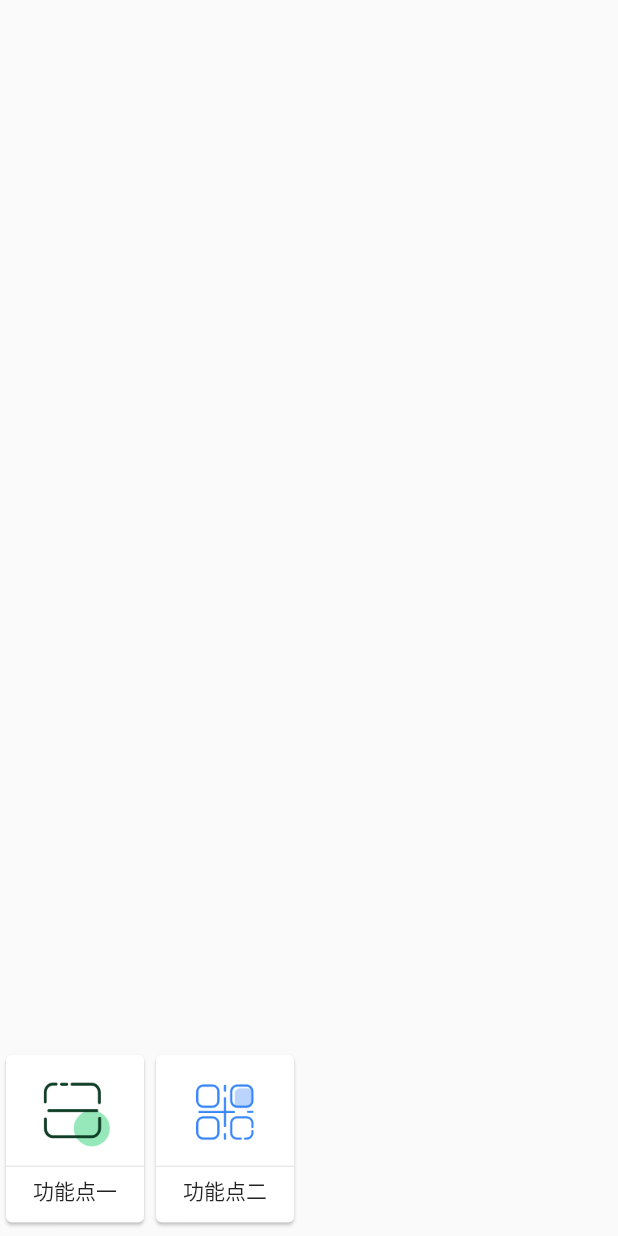
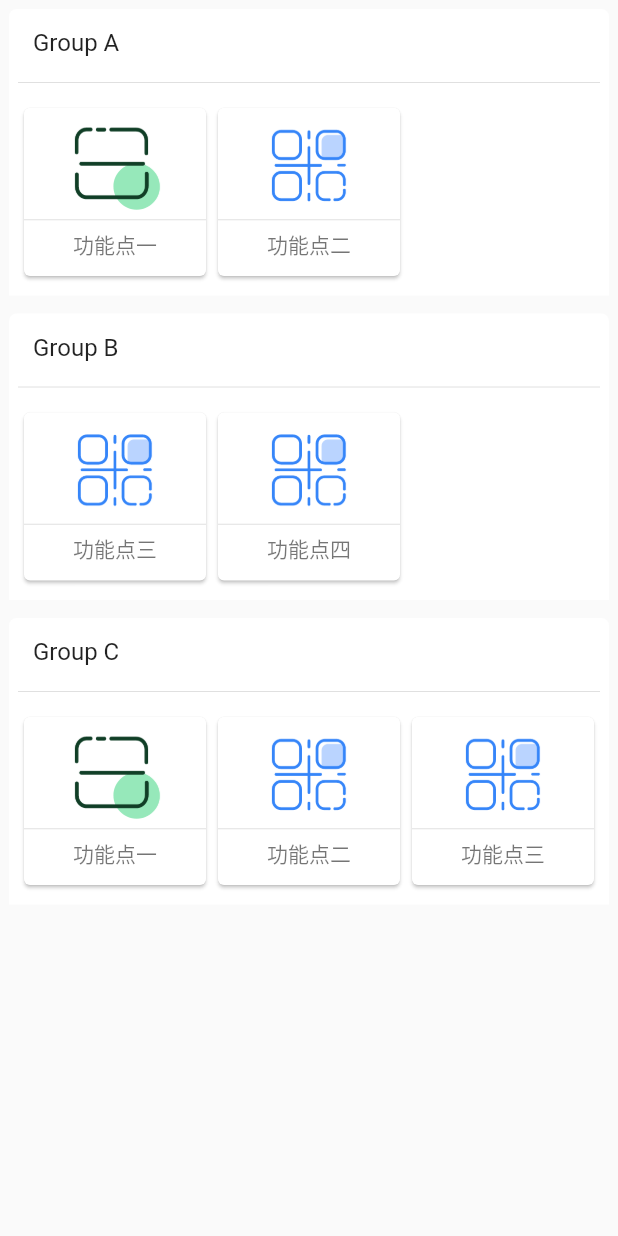
Before and after one commit to HunterVillage/basic_engine, a Flutter app: the MenuCenter widget shown alone on an empty page, opened directly, on a phone screen of 412 x 824 dp. Run offline on Flutter 3.47's test engine with Material 2 defaults, Android fonts, the phone set to English and light mode, and no system bars; our stand-ins replace dio, shared_preferences; accounts and stored records are empty; Roboto replaces fonts that are missing (pinshang).

Commit message:
grouping bundles.

```diff
--- a/lib/bundle/bundle_boss.dart
+++ b/lib/bundle/bundle_boss.dart
@@ -1,46 +1,72 @@
 import 'package:basic_engine/widgets/bundle_button.dart';
 import 'package:flutter/cupertino.dart';
 import 'package:flutter/material.dart';
+import 'package:flutter/painting.dart';
 
 import 'bundle.dart';
 
 class BundleBoss {
-  static Map<String, Bundle> _pool = {};
+  static Map<String, Map<String, Bundle>> _pool = {};
 
-  static Bundle register(Bundle bundle) {
-    Bundle registeredModel = _pool.putIfAbsent(bundle.id, () => bundle);
+  static Bundle register(String groupName, Bundle bundle) {
+    Map<String, Bundle> bundleMap = _pool.putIfAbsent(groupName, () => {});
+    Bundle registeredModel = bundleMap.putIfAbsent(bundle.id, () => bundle);
     print('Id of the registered bundle is $registeredModel');
     return registeredModel;
   }
 
-  static List<Bundle> get bundles {
-    List<Bundle> bundles = _pool.entries.map((entry) => entry.value).toList();
+  static Map<String, List<Bundle>> get group {
+    Map<String, List<Bundle>> groupingBundles = {};
+    _pool.entries.forEach((entry) {
+      List<Bundle> bundles = entry.value.entries.map((entry) => entry.value).toList();
       bundles.sort((bundle1, bundle2) => bundle1.sort > bundle2.sort ? 1 : -1);
-    return bundles;
+      groupingBundles.putIfAbsent(entry.key, () => bundles);
+    });
+    return groupingBundles;
   }
 
   static List<Widget> mapToWidget(BuildContext context) {
-    return BundleBoss.bundles
-        .map(
-          (bundle) => Padding(
-            padding: EdgeInsets.symmetric(vertical: 5),
+    return BundleBoss.group.entries.map((entry) {
+      List<Bundle> bundles = entry.value;
+      String groupName = entry.key;
+      return Container(
+        margin: EdgeInsets.all(6),
+        padding: EdgeInsets.all(6),
+        decoration: BoxDecoration(color: Colors.white, borderRadius: BorderRadius.vertical(top: Radius.circular(5))),
+        child: Column(
+          crossAxisAlignment: CrossAxisAlignment.start,
+          children: <Widget>[
+            Padding(
+              padding: EdgeInsets.symmetric(vertical: 7, horizontal: 10),
+              child: Text(groupName, style: TextStyle(fontSize: 16.0, fontFamily: 'pinshang')),
+            ),
+            Divider(
+              height: 20,
+            ),
+            Wrap(
+              children: _buildBundleWidget(bundles, context),
+            ),
+          ],
+        ),
+      );
+    }).toList();
+  }
+
+  static List<Widget> _buildBundleWidget(List<Bundle> bundles, BuildContext context) {
+    return bundles.map((bundle) {
+      double width = MediaQuery.of(context).size.width / 3 - 8;
+      return Padding(
+        padding: EdgeInsets.symmetric(vertical: 3),
         child: BundleButton.build(
+            width: width,
             id: bundle.id,
             text: Padding(
               padding: EdgeInsets.only(bottom: 5),
-                  child: Text(bundle.cnName, style: TextStyle(fontSize: 14.0, fontFamily: 'pinshang')),
+              child: Text(bundle.cnName, style: TextStyle(fontSize: 14.0, fontFamily: 'pinshang', color: Colors.black54)),
             ),
-                icon: Padding(
-                  padding: EdgeInsets.only(left: 20, right: 20, top: 5, bottom: 2),
-                  child: bundle.icon,
-                ),
-                onTap: () {
-                  Navigator.of(context).push(
-                    MaterialPageRoute(builder: (context) => bundle),
+            icon: Padding(padding: EdgeInsets.only(left: 20, right: 20, top: 5, bottom: 2), child: bundle.icon),
+            onTap: () => Navigator.of(context).push(MaterialPageRoute(builder: (context) => bundle))),
       );
-                }),
-          ),
-        )
-        .toList();
+    }).toList();
   }
 }
--- a/lib/bundle_demo1.dart
+++ b/lib/bundle_demo1.dart
@@ -5,7 +5,6 @@ import 'bundle/bundle.dart';
 class BundleDemo1 extends StatelessBundle {
   @override
   Widget build(BuildContext context) {
-    // TODO: implement build
     return Scaffold(
       appBar: AppBar(
         leading: Hero(tag: id, child: icon),
--- a/lib/home/home_page.dart
+++ b/lib/home/home_page.dart
@@ -42,6 +42,7 @@ class _HomePageState extends MessageListener<HomePage> {
   @override
   Widget build(BuildContext context) {
     return Scaffold(
+      backgroundColor: Colors.grey[100],
       appBar: AppBar(title: Text(widget.title)),
       body: SizedBox.expand(
         child: PageView(
--- a/lib/home/menu_center.dart
+++ b/lib/home/menu_center.dart
@@ -7,24 +7,19 @@ class MenuCenter extends StatefulWidget {
 }
 
 class MenuCenterState extends State<MenuCenter> {
-  List<Widget> _bundles;
-
   @override
   Widget build(BuildContext context) {
-    return Column(
-      mainAxisAlignment: MainAxisAlignment.end,
-      crossAxisAlignment: CrossAxisAlignment.end,
-      children: <Widget>[
-        Wrap(
-          children: this._bundles,
-        )
-      ],
+    return SingleChildScrollView(
+      child: Column(
+        mainAxisAlignment: MainAxisAlignment.end,
+        crossAxisAlignment: CrossAxisAlignment.end,
+        children: BundleBoss.mapToWidget(context),
+      ),
     );
   }
 
   @override
   void initState() {
     super.initState();
-    this._bundles = BundleBoss.mapToWidget(super.context);
   }
 }
--- a/lib/main.dart
+++ b/lib/main.dart
@@ -1,13 +1,14 @@
 import 'package:basic_engine/app.dart';
 import 'package:basic_engine/basic_app.dart';
-import 'package:basic_engine/bundle/bundle.dart';
+import 'package:basic_engine/bundle_demo3.dart';
+import 'package:basic_engine/bundle_demo4.dart';
 import 'package:flutter/material.dart';
 
 import 'bundle_demo1.dart';
 import 'bundle_demo2.dart';
 
-const BASE_URL = 'http://192.168.43.245:8090/ares/';
-const WS_URL = 'ws://192.168.43.245:8091';
+const BASE_URL = 'http://172.16.4.197:8090/ares/';
+const WS_URL = 'ws://172.16.4.197:8091';
 
 const LOGO_PATH = "assets/images/logo.png";
 const HOME_TITLE = "BASIC ENGINE";
@@ -15,12 +16,15 @@ const TITLE_LABEL = "Basic Engine";
 const BACKGROUND_PATH = "assets/images/background.png";
 const WELCOME_LABEL = "Albert Einstein: Logic will get you from A to B. Imagination will take you everywhere.";
 
-final List<Bundle> bundles = [BundleDemo1(), BundleDemo2()];
 final BasicApp basicApp = BasicApp(
   homeTitle: HOME_TITLE,
 );
 
 main() async {
-  await App.getInstance().init(bundles: bundles, baseUrl: BASE_URL, wsUrl: WS_URL);
+  App app = App.getInstance();
+  app.installBundles('Group A', [BundleDemo1(),BundleDemo2()]);
+  app.installBundles('Group B', [BundleDemo3(), BundleDemo4()]);
+  app.installBundles('Group C', [BundleDemo1(), BundleDemo2(), BundleDemo3()]);
+  await app.init(baseUrl: BASE_URL, wsUrl: WS_URL);
   runApp(basicApp);
 }
```
Also changed, not shown: lib/app.dart (+7 -2 lines), lib/bundle/bundle.dart (+0 -14 lines), lib/bundle_demo3.dart (added, +22 -0 lines), lib/bundle_demo4.dart (added, +22 -0 lines), lib/common/global.dart (+1 -8 lines). Lines whose indentation alone changed are shown as unchanged.
